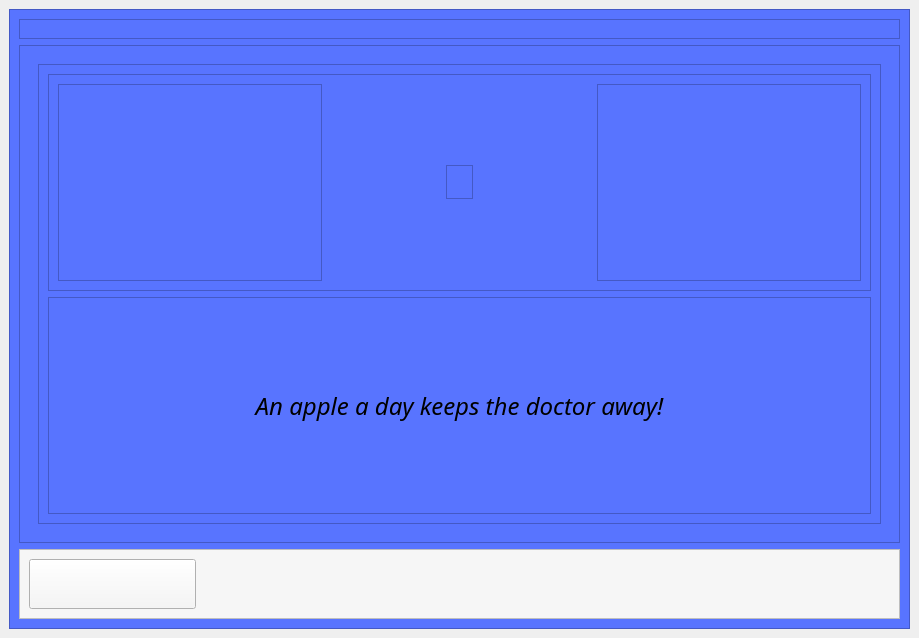
Above: ui/l_homepage.ui from neel-mistry/PoCoH-MiniProj before the change. Below: the same form after it.
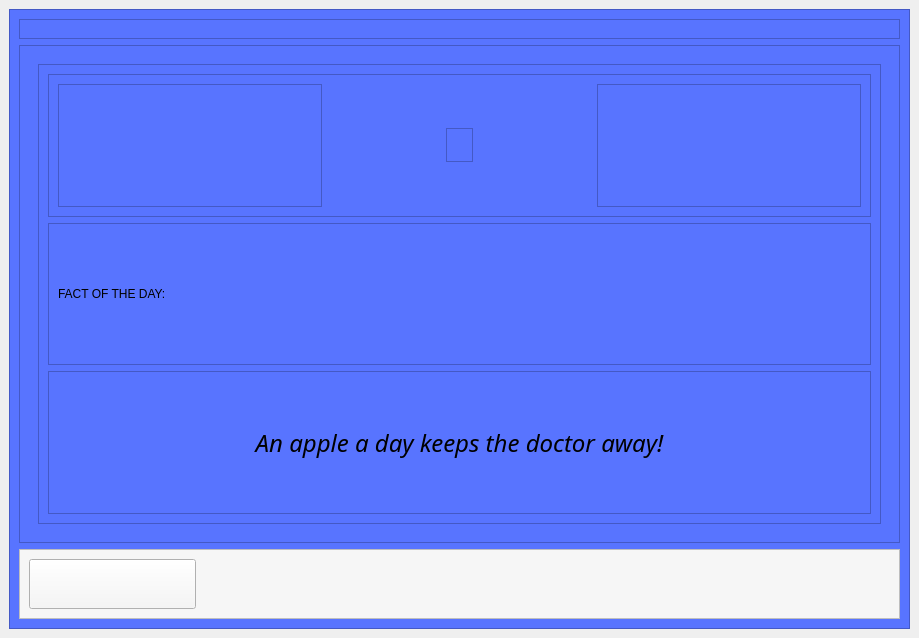
That is the form after the change. Icons and pictures are not drawn.

What changed in the file:
```diff
--- a/ui/l_homepage.ui
+++ b/ui/l_homepage.ui
@@ -123,6 +123,28 @@
                    </layout>
                   </widget>
                  </item>
+                 <item>
+                  <widget class="QFrame" name="frame_15">
+                   <property name="frameShape">
+                    <enum>QFrame::StyledPanel</enum>
+                   </property>
+                   <property name="frameShadow">
+                    <enum>QFrame::Raised</enum>
+                   </property>
+                   <layout class="QVBoxLayout" name="verticalLayout_7">
+                    <item>
+                     <widget class="QLabel" name="label_17">
+                      <property name="styleSheet">
+                       <string notr="true">font: 600 19pt &quot;Poppins&quot;;</string>
+                      </property>
+                      <property name="text">
+                       <string>FACT OF THE DAY:</string>
+                      </property>
+                     </widget>
+                    </item>
+                   </layout>
+                  </widget>
+                 </item>
                  <item>
                   <widget class="QFrame" name="frame_9">
                    <property name="frameShape">
```
